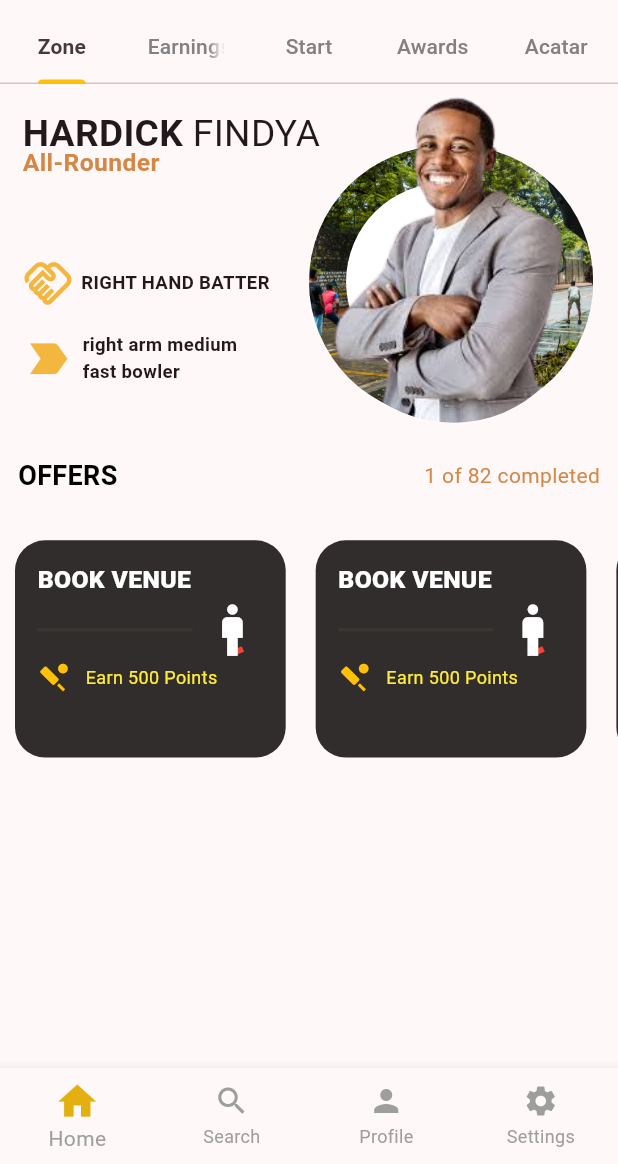
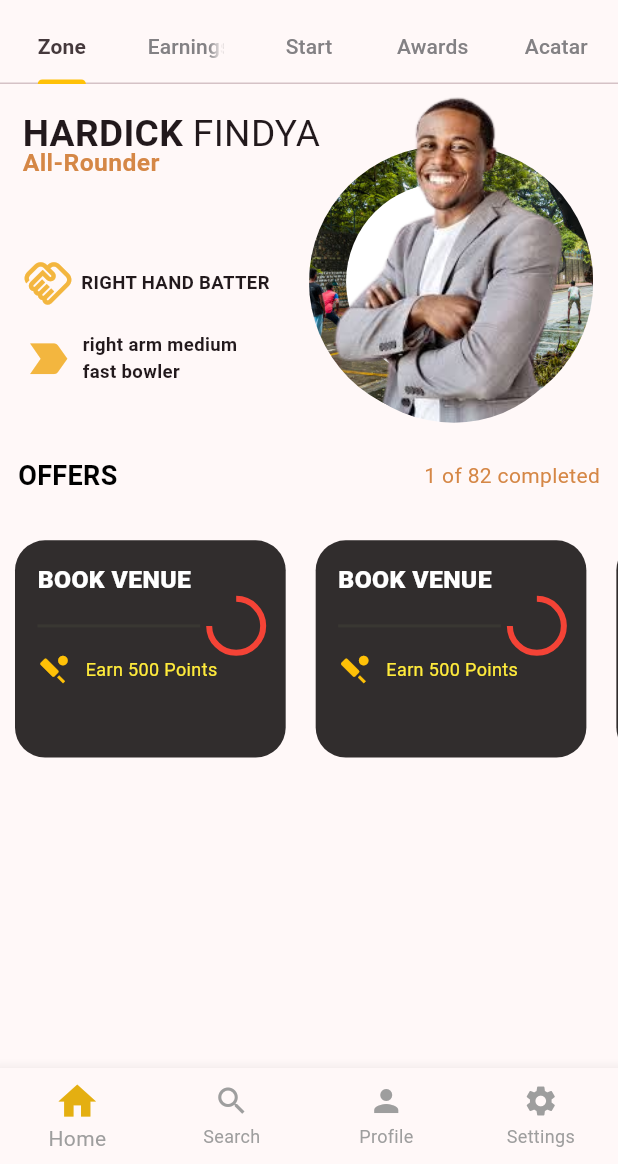
Before and after one commit to sarthaktyagi354932/sarthak-flutter-UI, a Flutter app: the screen it shows after launch, on a phone screen of 412 x 824 dp, the part 72-1236 px from its top. Run offline on Flutter 3.47's test engine with Material 3 defaults, Android fonts, the phone set to English and light mode, and no system bars; our stand-ins replace device_preview; Roboto replaces fonts that are missing (RobotoMono).

Commit message:
final commit

```diff
--- a/lib/screen/zone.dart
+++ b/lib/screen/zone.dart
@@ -312,13 +312,14 @@ class _ZoneScreenState extends State<ZoneScreen> {
                                   children: [
                                     const CircularProgressIndicator(
                                       color: Colors.red,
+                                      value: 0.75,
                                       strokeWidth: 4.0,
                                     ),
-                                    Icon(
-                                      Icons.man,
-                                      color: Colors.white,
-                                      size: screenHeight*0.05,
-                                    ),
+                                    // Icon(
+                                    //   Icons.man,
+                                    //   color: Colors.white,
+                                    //   size: screenHeight*0.05,
+                                    // ),
                                   ],
                                 ),
 
```
Also changed, not shown: lib/main.dart (+7 -5 lines).
